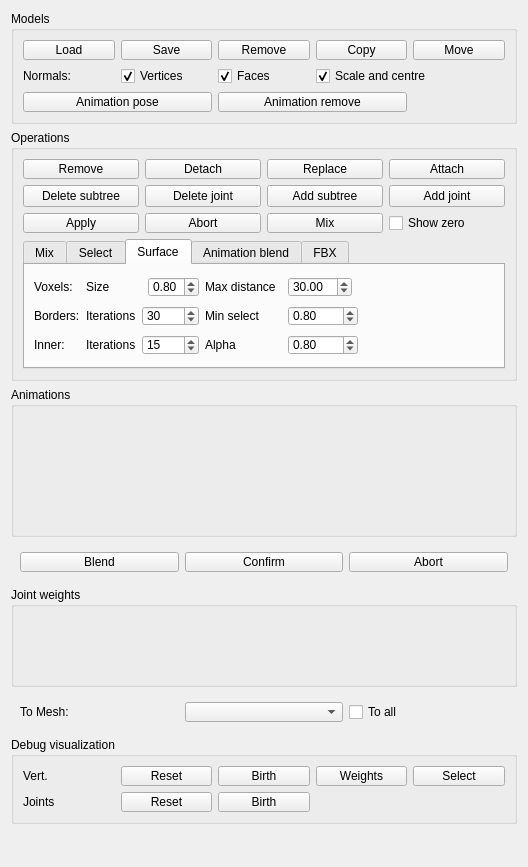
The window that widgets/skinmixer_manager.ui (stefanonuvoli/skinmixer) describes before a commit, drawn with Qt 5.
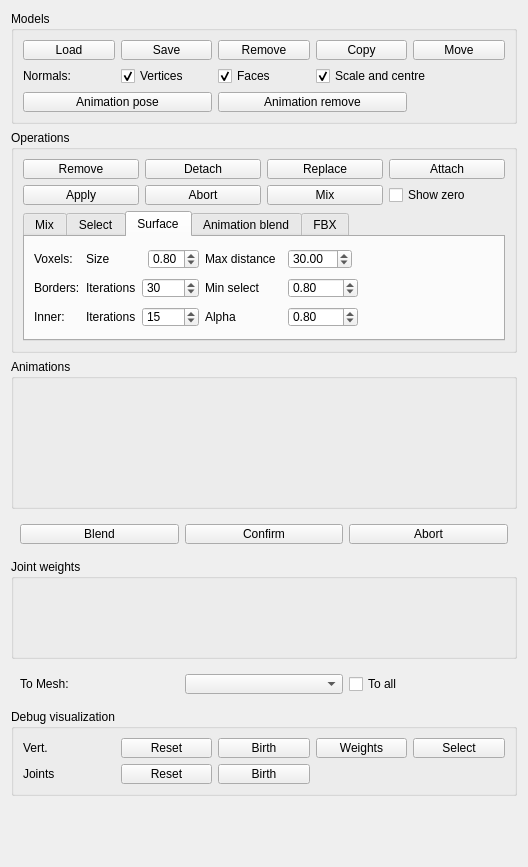
The same window after the commit.

```diff
--- a/widgets/skinmixer_manager.ui
+++ b/widgets/skinmixer_manager.ui
@@ -257,7 +257,7 @@
         </property>
        </widget>
       </item>
-      <item row="2" column="0">
+      <item row="1" column="0">
        <widget class="QPushButton" name="operationApplyButton">
         <property name="minimumSize">
          <size>
@@ -276,7 +276,7 @@
         </property>
        </widget>
       </item>
-      <item row="3" column="0" colspan="4">
+      <item row="2" column="0" colspan="4">
        <widget class="QTabWidget" name="parametersTabWidget">
         <property name="enabled">
          <bool>true</bool>
@@ -1361,7 +1361,7 @@
         </property>
        </widget>
       </item>
-      <item row="2" column="3">
+      <item row="1" column="3">
        <widget class="QCheckBox" name="showZeroCheckBox">
         <property name="maximumSize">
          <size>
@@ -1374,7 +1374,7 @@
         </property>
        </widget>
       </item>
-      <item row="2" column="2">
+      <item row="1" column="2">
        <widget class="QPushButton" name="mixButton">
         <property name="sizePolicy">
          <sizepolicy hsizetype="Minimum" vsizetype="Fixed">
@@ -1399,13 +1399,6 @@
         </property>
        </widget>
       </item>
-      <item row="1" column="0">
-       <widget class="QPushButton" name="pushButton">
-        <property name="text">
-         <string>Delete subtree</string>
-        </property>
-       </widget>
-      </item>
       <item row="0" column="3">
        <widget class="QPushButton" name="operationAttachButton">
         <property name="minimumSize">
@@ -1425,7 +1418,7 @@
         </property>
        </widget>
       </item>
-      <item row="2" column="1">
+      <item row="1" column="1">
        <widget class="QPushButton" name="operationAbortButton">
         <property name="minimumSize">
          <size>
@@ -1463,27 +1456,6 @@
         </property>
        </widget>
       </item>
-      <item row="1" column="3">
-       <widget class="QPushButton" name="pushButton_3">
-        <property name="text">
-         <string>Add joint</string>
-        </property>
-       </widget>
-      </item>
-      <item row="1" column="2">
-       <widget class="QPushButton" name="pushButton_2">
-        <property name="text">
-         <string>Add subtree</string>
-        </property>
-       </widget>
-      </item>
-      <item row="1" column="1">
-       <widget class="QPushButton" name="pushButton_4">
-        <property name="text">
-         <string>Delete joint</string>
-        </property>
-       </widget>
-      </item>
      </layout>
     </widget>
    </item>
```
